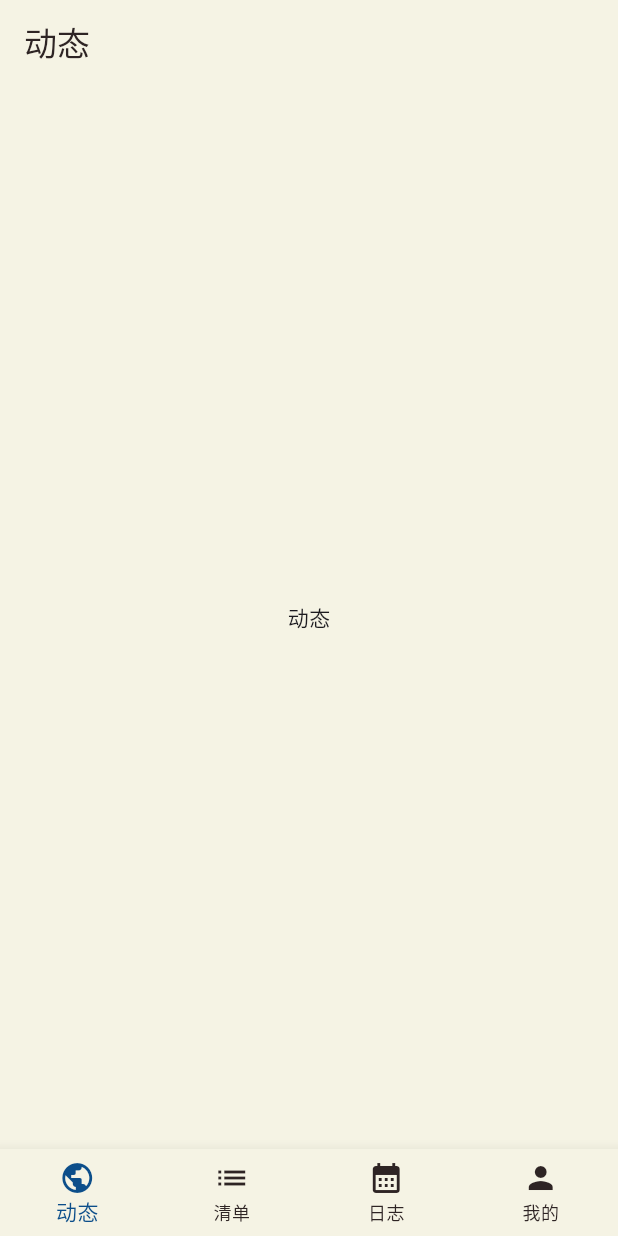
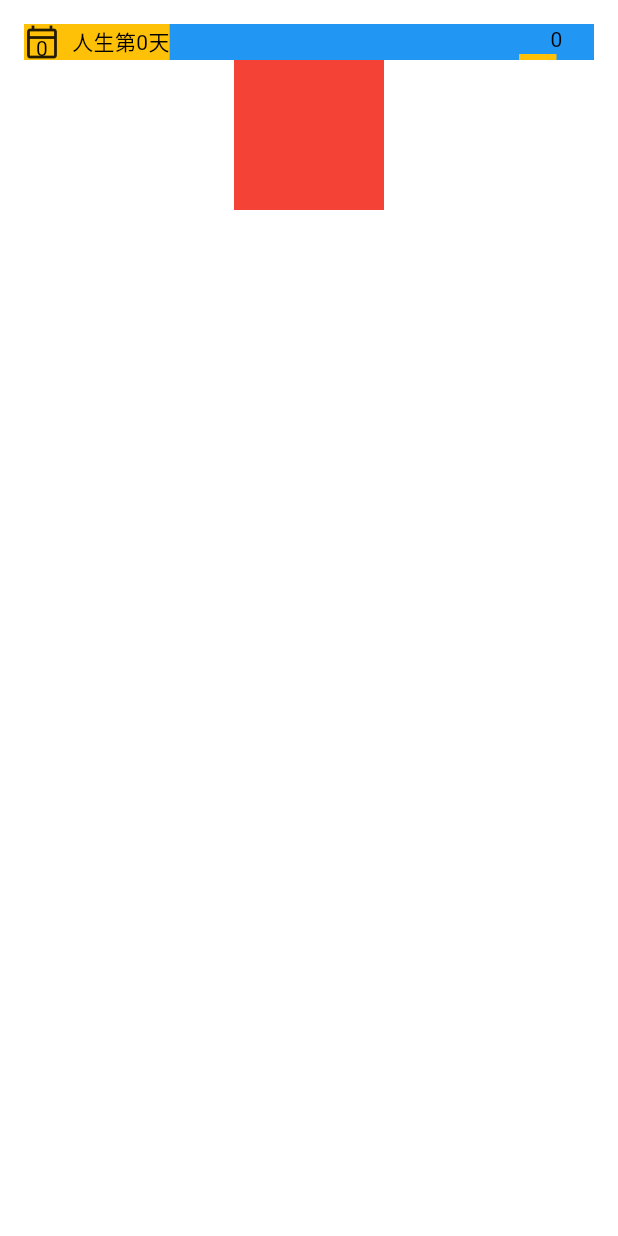
Before and after one commit to mouren35/imdoing, a Flutter app: the screen it shows after launch, on a phone screen of 412 x 824 dp. Run offline on Flutter 3.47's test engine with Material 3 defaults, Android fonts, the phone set to English and light mode, and no system bars; our stand-ins replace flex_color_scheme, isar; accounts and stored records are empty; generated files the repository leaves out were written again.

Commit message:
修改首页，主题

```diff
--- a/lib/main.dart
+++ b/lib/main.dart
@@ -17,16 +17,18 @@
     directory: dir.path,
   );
 
-  runApp(MyApp());
+  runApp(const MyApp());
 }
 
 class MyApp extends StatelessWidget {
+  const MyApp({super.key});
+
   @override
   Widget build(BuildContext context) {
     return MaterialApp(
       debugShowCheckedModeBanner: false, // 去掉debug条
-      theme: AppTheme.theme, // 使用封装好的主题
-      home: HomeScreen(),
+      theme: AppTheme.lightTheme, // 使用封装好的主题
+      home: const HomeScreen(),
     );
   }
 }
--- a/lib/screens/home_screen.dart
+++ b/lib/screens/home_screen.dart
@@ -1,51 +1,120 @@
-// lib/screens/home_screen.dart
 import 'package:flutter/material.dart';
 
-import '../widgets/custom_navigation_bar.dart';
-import 'task_list_screen.dart';
+class HomeScreen extends StatefulWidget {
+  const HomeScreen({super.key});
 
-class HomeScreen extends StatefulWidget {
   @override
-  _HomeScreenState createState() => _HomeScreenState();
+  State<HomeScreen> createState() => _HomeScreenState();
 }
 
 class _HomeScreenState extends State<HomeScreen> {
-  int _selectedIndex = 0;
-
-  static const List<Widget> _widgetOptions = <Widget>[
-    Text('动态'),
-    TaskListScreen(), // 使用清单界面
-    Text('日志'),
-    Text('我的'),
-  ];
-
-  static const List<String> _titles = <String>[
-    '动态',
-    '清单',
-    '日志',
-    '我的',
-  ];
-
-  void _onItemTapped(int index) {
-    setState(() {
-      _selectedIndex = index;
-    });
-  }
-
+  final day = 0;
   @override
   Widget build(BuildContext context) {
-    return Scaffold(
-      appBar: AppBar(
-        title: Text(_titles[_selectedIndex]),
-      ),
-      body: Center(
-        child: _widgetOptions.elementAt(_selectedIndex),
-      ),
-      backgroundColor: Color(0xFFF5F3E4), // 设置 Scaffold 背景色
-      bottomNavigationBar: CustomBottomNavigationBar(
-        currentIndex: _selectedIndex,
-        onTap: _onItemTapped,
-      ),
+    return SafeArea(
+      child: Scaffold(
+          body: Padding(
+        padding: const EdgeInsets.all(16.0),
+        child: Column(
+          children: [
+            Container(
+              color: Colors.blue,
+              child: Row(
+                mainAxisAlignment: MainAxisAlignment.spaceBetween,
+                mainAxisSize: MainAxisSize.max,
+                crossAxisAlignment: CrossAxisAlignment.center,
+                children: [
+                  Container(
+                    color: Colors.amber,
+                    child: Row(
+                      mainAxisSize: MainAxisSize.min,
+                      crossAxisAlignment: CrossAxisAlignment.center,
+                      children: [
+                        Stack(
+                          alignment: Alignment.center,
+                          children: [
+                            const Icon(
+                              Icons.calendar_today_outlined,
+                            ),
+                            Padding(
+                              padding: const EdgeInsets.only(top: 10),
+                              child: Text(
+                                '$day',
+                                textHeightBehavior: const TextHeightBehavior(
+                                  applyHeightToFirstAscent: false,
+                                  applyHeightToLastDescent: false,
+                                ),
+                                strutStyle: const StrutStyle(
+                                  forceStrutHeight: true,
+                                  height: 1.0,
+                                ),
+                              ),
+                            ),
+                          ],
+                        ),
+                        Padding(
+                          padding: const EdgeInsets.only(left: 8),
+                          child: Text(
+                            '人生第$day天',
+                            // style: TextStyle(fontSize: 16),
+                            // textHeightBehavior: TextHeightBehavior(
+                            //   applyHeightToFirstAscent: false,
+                            //   applyHeightToLastDescent: false,
+                            // ),
+                            // strutStyle: StrutStyle(
+                            //   forceStrutHeight: true,
+                            //   height: 1.0,
+                            // ),
+                          ),
+                        ),
+                      ],
+                    ),
+                  ),
+                  const Column(
+                    mainAxisSize: MainAxisSize.min,
+                    children: [
+                      Text('0'),
+                      SizedBox(
+                        width: 50,
+                        child: LinearProgressIndicator(
+                          value: 0.5,
+                          color: Colors.amber,
+                          backgroundColor: Colors.blue,
+                        ),
+                      ),
+                    ],
+                  )
+                ],
+              ),
+            ),
+            Container(
+              width: 100,
+              height: 100,
+              color: Colors.red,
+              child: Column(
+                crossAxisAlignment: CrossAxisAlignment.start,
+                mainAxisSize: MainAxisSize.max,
+                mainAxisAlignment: MainAxisAlignment.spaceBetween,
+                children: [
+                  Container(
+                    color: Colors.green,
+                    child: const Stack(
+                      alignment: Alignment.centerLeft,
+                      children: [
+                        VerticalDivider(
+                          color: Colors.black,
+                          width: 1,
+                          thickness: 1,
+                        ),
+                      ],
+                    ),
+                  )
+                ],
+              ),
+            )
+          ],
+        ),
+      )),
     );
   }
 }
--- a/lib/screens/task_list_screen.dart
+++ b/lib/screens/task_list_screen.dart
@@ -7,10 +7,10 @@ import '../models/task.dart';
 import '../widgets/task_list_item.dart';
 
 class TaskListScreen extends StatefulWidget {
-  const TaskListScreen({Key? key}) : super(key: key);
+  const TaskListScreen({super.key});
 
   @override
-  _TaskListScreenState createState() => _TaskListScreenState();
+  State<TaskListScreen> createState() => _TaskListScreenState();
 }
 
 class _TaskListScreenState extends State<TaskListScreen> {
@@ -35,12 +35,12 @@ class _TaskListScreenState extends State<TaskListScreen> {
       body: ListView(
         children: [
           ExpansionTile(
-            leading: Icon(
+            leading: const Icon(
               Icons.menu,
               color: Colors.deepPurple,
               size: 24.0,
             ),
-            title: Text(
+            title: const Text(
               '我在',
               style: TextStyle(
                 color: Color(0xFF2E2424),
@@ -49,7 +49,7 @@ class _TaskListScreenState extends State<TaskListScreen> {
             ),
             trailing: Text(
               '${tasks.length}项',
-              style: TextStyle(
+              style: const TextStyle(
                 color: Color(0xFF2E2424),
                 fontSize: 16.0,
               ),
@@ -58,7 +58,7 @@ class _TaskListScreenState extends State<TaskListScreen> {
           ),
         ],
       ),
-      backgroundColor: Color(0xFFF5F3E4), // 设置 Scaffold 背景色
+      backgroundColor: const Color(0xFFF5F3E4), // 设置 Scaffold 背景色
     );
   }
 }
--- a/lib/theme/app_theme.dart
+++ b/lib/theme/app_theme.dart
@@ -1,27 +1,66 @@
-// lib/theme/app_theme.dart
+import 'package:flex_color_scheme/flex_color_scheme.dart';
 import 'package:flutter/material.dart';
 
 class AppTheme {
-  static ThemeData get theme {
-    return ThemeData(
-      primaryColor: Color(0xFF0C4E8A), // 主色调
-      canvasColor: Color(0xFFF5F3E4), // 背景色
-      textTheme: TextTheme(
-        bodyLarge: TextStyle(
-          color: Color(0xFF2E2424),
-          fontSize: 16.0,
-        ),
-      ),
-      appBarTheme: AppBarTheme(
-        backgroundColor: Color(0xFFF5F3E4),
-        foregroundColor: Color(0xFF2E2424),
-      ),
-      bottomNavigationBarTheme: BottomNavigationBarThemeData(
-        backgroundColor: Color(0xFFF5F3E4),
-        unselectedItemColor: Color(0xFF2E2424),
-        selectedItemColor: Color(0xFF0C4E8A),
-        showUnselectedLabels: true, // 始终显示标签
-      ),
-    );
+  // Light theme configuration
+  static final ThemeData lightTheme = FlexThemeData.light(
+    colors: const FlexSchemeColor(
+      primary: Color(0xff004881),
+      primaryContainer: Color(0xffd0e4ff),
+      secondary: Color(0xffac3306),
+      secondaryContainer: Color(0xffffdbcf),
+      tertiary: Color(0xff006875),
+      tertiaryContainer: Color(0xff95f0ff),
+      appBarColor: Color(0xffffdbcf),
+      error: Color(0xffb00020),
+    ),
+    surfaceMode: FlexSurfaceMode.levelSurfacesLowScaffold,
+    blendLevel: 7,
+    subThemesData: const FlexSubThemesData(
+      blendOnLevel: 10,
+      blendOnColors: false,
+      useTextTheme: true,
+      useM2StyleDividerInM3: true,
+      alignedDropdown: true,
+      useInputDecoratorThemeInDialogs: true,
+    ),
+    visualDensity: FlexColorScheme.comfortablePlatformDensity,
+    useMaterial3: true,
+    swapLegacyOnMaterial3: true,
+  );
+
+  // Dark theme configuration
+  static final ThemeData darkTheme = FlexThemeData.dark(
+    colors: const FlexSchemeColor(
+      primary: Color(0xff9fc9ff),
+      primaryContainer: Color(0xff00325b),
+      secondary: Color(0xffffb59d),
+      secondaryContainer: Color(0xff872100),
+      tertiary: Color(0xff86d2e1),
+      tertiaryContainer: Color(0xff004e59),
+      appBarColor: Color(0xff872100),
+      error: Color(0xffcf6679),
+    ),
+    surfaceMode: FlexSurfaceMode.levelSurfacesLowScaffold,
+    blendLevel: 13,
+    subThemesData: const FlexSubThemesData(
+      blendOnLevel: 20,
+      useTextTheme: true,
+      useM2StyleDividerInM3: true,
+      alignedDropdown: true,
+      useInputDecoratorThemeInDialogs: true,
+    ),
+    visualDensity: FlexColorScheme.comfortablePlatformDensity,
+    useMaterial3: true,
+    swapLegacyOnMaterial3: true,
+  );
+
+  // Theme mode configuration
+  static const ThemeMode themeMode =
+      ThemeMode.system; // Use device system mode to control the theme mode
+
+  // Method to get theme data based on the theme mode
+  static ThemeData getThemeData(BuildContext context, bool isDarkMode) {
+    return isDarkMode ? darkTheme : lightTheme;
   }
 }
--- a/lib/widgets/custom_navigation_bar.dart
+++ /dev/null
@@ -1,38 +0,0 @@
-// lib/widgets/custom_navigation_bar.dart
-import 'package:flutter/material.dart';
-
-class CustomBottomNavigationBar extends StatelessWidget {
-  final int currentIndex;
-  final Function(int) onTap;
-
-  CustomBottomNavigationBar({required this.currentIndex, required this.onTap});
-
-  @override
-  Widget build(BuildContext context) {
-    return BottomNavigationBar(
-      backgroundColor: Color(0xFFF5F3E4), // 设置 BottomNavigationBar 背景色
-      items: const <BottomNavigationBarItem>[
-        BottomNavigationBarItem(
-          icon: Icon(Icons.public), // 动态图标
-          label: '动态',
-        ),
-        BottomNavigationBarItem(
-          icon: Icon(Icons.list), // 清单图标
-          label: '清单',
-        ),
-        BottomNavigationBarItem(
-          icon: Icon(Icons.calendar_month), // 日历图标
-          label: '日志',
-        ),
-        BottomNavigationBarItem(
-          icon: Icon(Icons.person), // 我的图标
-          label: '我的',
-        ),
-      ],
-      currentIndex: currentIndex,
-      selectedItemColor: Color(0xFF0C4E8A), // 选中的颜色
-      onTap: onTap,
-      type: BottomNavigationBarType.fixed, // 去掉动画效果
-    );
-  }
-}
--- a/lib/widgets/task_list_item.dart
+++ b/lib/widgets/task_list_item.dart
@@ -6,10 +6,10 @@ import '../models/task.dart';
 class TaskListItem extends StatefulWidget {
   final Task task;
 
-  const TaskListItem({required this.task, Key? key}) : super(key: key);
+  const TaskListItem({required this.task, super.key});
 
   @override
-  _TaskListItemState createState() => _TaskListItemState();
+  State<TaskListItem> createState() => _TaskListItemState();
 }
 
 class _TaskListItemState extends State<TaskListItem> {
@@ -23,7 +23,7 @@ class _TaskListItemState extends State<TaskListItem> {
             unselectedWidgetColor: Colors.deepPurple, // 设置未选中状态的颜色
           ),
           child: Checkbox(
-            shape: CircleBorder(), // 设置复选框为圆形
+            shape: const CircleBorder(), // 设置复选框为圆形
             activeColor: Colors.deepPurple, // 设置激活状态的颜色
             value: widget.task.isDone,
             onChanged: (bool? value) {
@@ -37,14 +37,14 @@ class _TaskListItemState extends State<TaskListItem> {
       title: Text(
         widget.task.title,
         style: TextStyle(
-          color: Color(0xFF2E2424),
+          color: const Color(0xFF2E2424),
           fontSize: 16.0,
           decoration: widget.task.isDone ? TextDecoration.lineThrough : null,
         ),
       ),
       trailing: Text(
         widget.task.duration,
-        style: TextStyle(
+        style: const TextStyle(
           color: Color(0xFF2E2424),
           fontSize: 16.0,
         ),
--- a/pubspec.yaml
+++ b/pubspec.yaml
@@ -38,6 +38,7 @@ dependencies:
   isar: ^3.1.0+1
   isar_flutter_libs: ^3.1.0+1
   path_provider: ^2.1.3
+  flex_color_scheme: ^7.3.1
 
 dev_dependencies:
   flutter_test:
```
Also changed, not shown: pubspec.lock.
